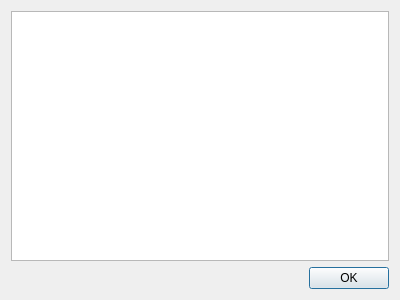
The window that logdialog.ui (greyswandir007/QTEngager) describes before a commit, drawn with Qt 5.
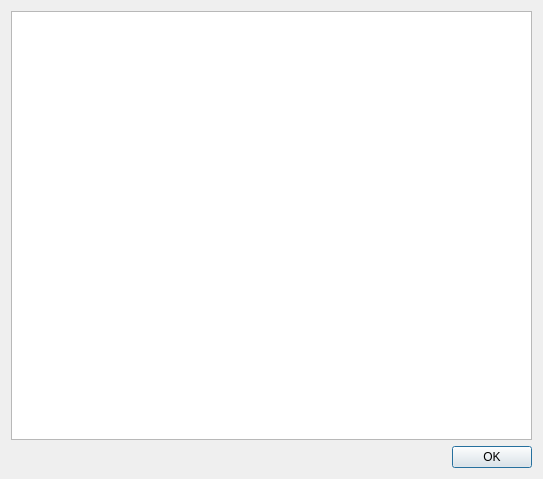
The same window after the commit.

Diff of the .ui file:
```diff
--- a/logdialog.ui
+++ b/logdialog.ui
@@ -6,8 +6,8 @@
    <rect>
     <x>0</x>
     <y>0</y>
-    <width>400</width>
-    <height>300</height>
+    <width>543</width>
+    <height>479</height>
    </rect>
   </property>
   <property name="windowTitle">
```
